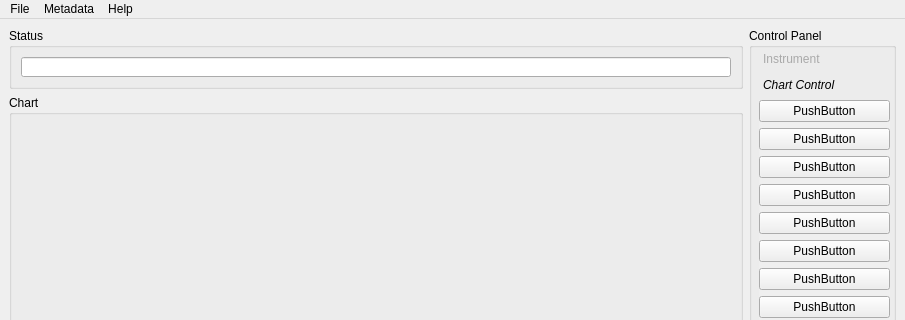
This is core/ui/mainwindow.ui in mhorn71/StarbaseMini as Qt 5 draws it before an edit; both pictures show x 0 to 905 and y 0 to 320 of the 905 by 647 pixel window. The edited form follows.
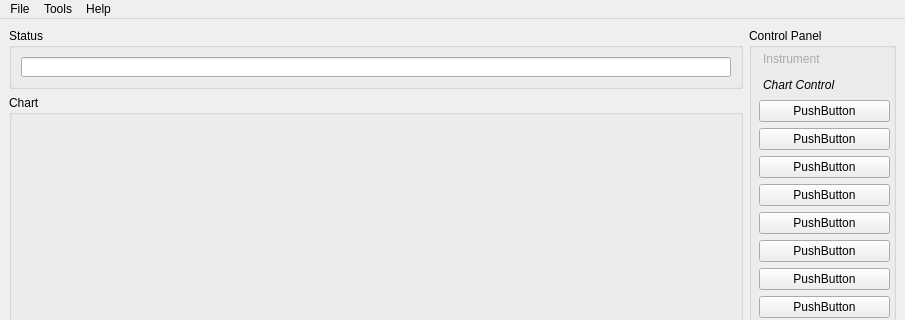
This is the edited form. The open tabs and pages were chosen to show the change.

Commit message: Adjusted various ui elements., Added Instrument Builder to Main Menu.

What changed in the file:
```diff
--- a/core/ui/mainwindow.ui
+++ b/core/ui/mainwindow.ui
@@ -343,7 +343,7 @@
      <x>0</x>
      <y>0</y>
      <width>905</width>
-     <height>23</height>
+     <height>25</height>
     </rect>
    </property>
    <widget class="QMenu" name="menuFile">
@@ -355,7 +355,7 @@
    </widget>
    <widget class="QMenu" name="menuMetadata">
     <property name="title">
-     <string>Metadata</string>
+     <string>Tools</string>
     </property>
     <addaction name="actionMetadataEditor"/>
    </widget>
```
Left out of the diff: 16 changed lines with no effect on the pictures. The commit also changes 4 other files.
